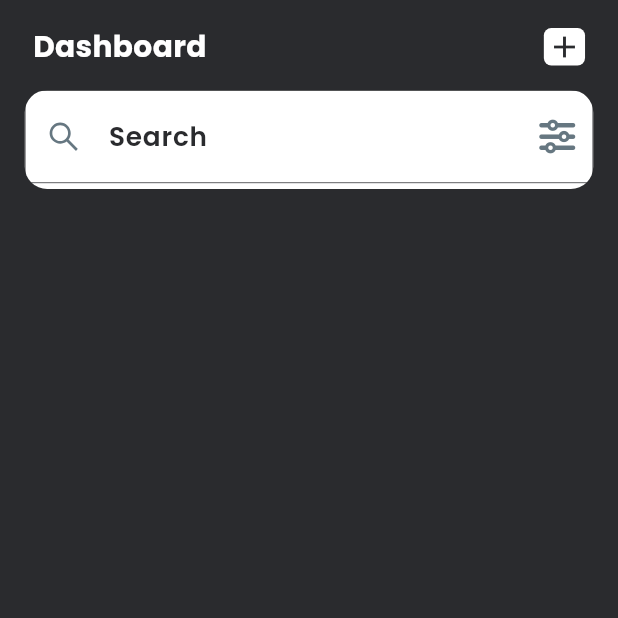
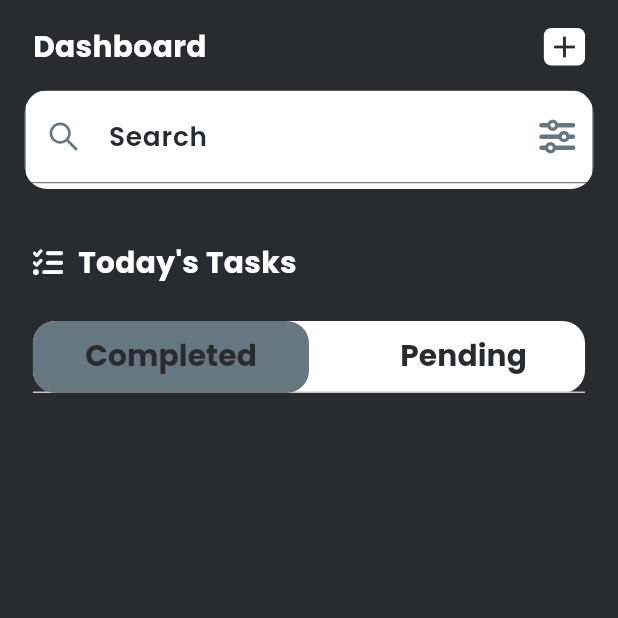
Before and after one commit to abdGhost/todo_riverpod, a Flutter app: the screen it shows after launch, on a phone screen of 412 x 824 dp, the top half of it. Run offline on Flutter 3.47's test engine with Material 3 defaults, Android fonts, the phone set to English and light mode, and no system bars; our stand-ins replace country_picker, flutter_screenutil, flutter_vector_icons, google_fonts, hooks_riverpod, pinput and 1 more.

Commit message:
working on home_screen tabbar

```diff
--- a/lib/feature/todo/pages/home_screen.dart
+++ b/lib/feature/todo/pages/home_screen.dart
@@ -7,6 +7,7 @@ import 'package:todo_app_riverpod/common/widgets/constant.dart';
 import 'package:todo_app_riverpod/common/widgets/custom_textfield.dart';
 import 'package:todo_app_riverpod/common/widgets/height_spacer.dart';
 import 'package:todo_app_riverpod/common/widgets/reuseable_text.dart';
+import 'package:todo_app_riverpod/common/widgets/width_spacer.dart';
 
 class HomeScreen extends ConsumerStatefulWidget {
   const HomeScreen({super.key});
@@ -15,7 +16,10 @@ class HomeScreen extends ConsumerStatefulWidget {
   ConsumerState<HomeScreen> createState() => _HomeScreenState();
 }
 
-class _HomeScreenState extends ConsumerState<HomeScreen> {
+class _HomeScreenState extends ConsumerState<HomeScreen>
+    with TickerProviderStateMixin {
+  late final TabController tabController =
+      TabController(length: 2, vsync: this);
   final TextEditingController searchController = TextEditingController();
 
   @override
@@ -89,9 +93,68 @@ class _HomeScreenState extends ConsumerState<HomeScreen> {
           ),
         ),
       ),
-      body: const Column(
-        mainAxisAlignment: MainAxisAlignment.center,
-        children: [],
+      body: SafeArea(
+        child: Padding(
+          padding: EdgeInsets.symmetric(horizontal: 20.w),
+          child: ListView(
+            children: [
+              const HeightSpacer(hieght: 20),
+              Row(
+                children: [
+                  Icon(FontAwesome.tasks, color: AppConst.kLight, size: 20),
+                  const WidthSpacer(wdith: 10),
+                  ReuseableText(
+                    text: 'Today\'s Tasks',
+                    style: appStyle(18, AppConst.kLight, FontWeight.bold),
+                  ),
+                ],
+              ),
+              const HeightSpacer(hieght: 25),
+              Container(
+                decoration: BoxDecoration(
+                  color: AppConst.kLight,
+                  borderRadius: BorderRadius.circular(AppConst.kRadius),
+                ),
+                child: TabBar(
+                  controller: tabController,
+                  indicatorSize: TabBarIndicatorSize.label,
+                  indicator: BoxDecoration(
+                      color: AppConst.kGreyLight,
+                      borderRadius:
+                          BorderRadius.all(Radius.circular(AppConst.kRadius))),
+                  labelPadding: EdgeInsets.zero,
+                  tabs: [
+                    Tab(
+                      child: SizedBox(
+                        width: AppConst.kWidth * 0.5,
+                        child: Center(
+                          child: ReuseableText(
+                            text: 'Completed',
+                            style:
+                                appStyle(18, AppConst.kBKDark, FontWeight.bold),
+                          ),
+                        ),
+                      ),
+                    ),
+                    Tab(
+                      child: Container(
+                        padding: EdgeInsets.only(left: 20.w),
+                        width: AppConst.kWidth * 0.5,
+                        child: Center(
+                          child: ReuseableText(
+                            text: 'Pending',
+                            style:
+                                appStyle(18, AppConst.kBKDark, FontWeight.bold),
+                          ),
+                        ),
+                      ),
+                    ),
+                  ],
+                ),
+              )
+            ],
+          ),
+        ),
       ),
     );
   }
```
